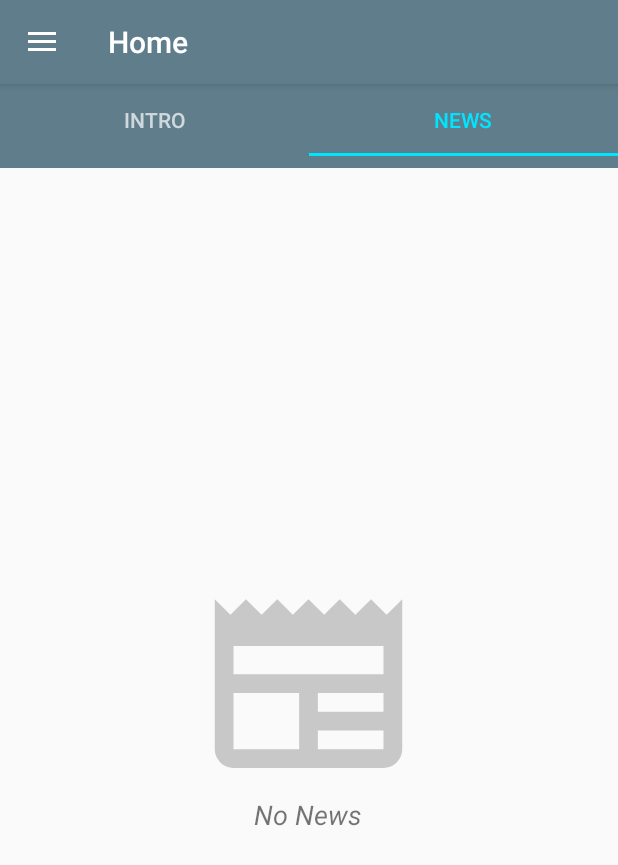
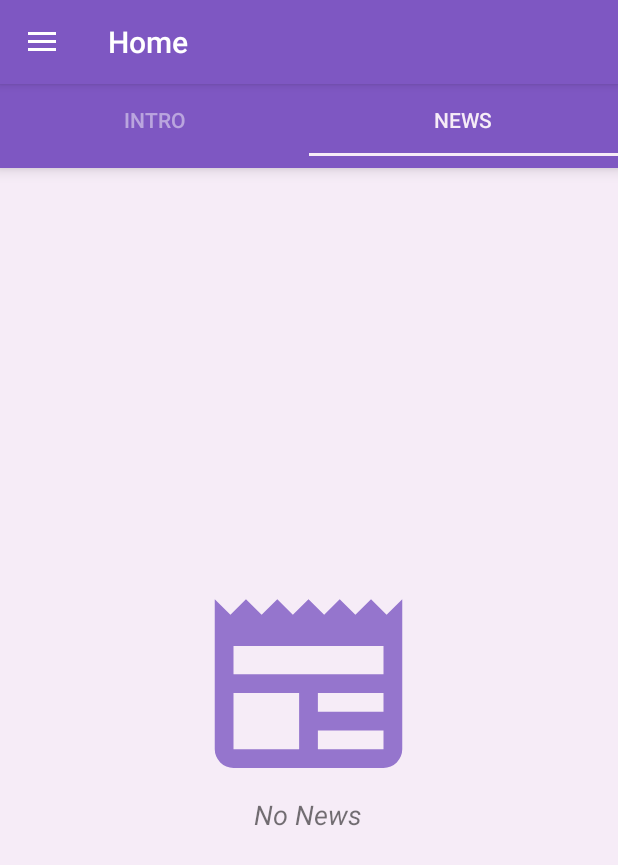
Before and after one commit to open-roboclub/roboclub-android, an Android app: the screen it shows after launch (MainActivity), after a tap on "Home", on a phone screen of 412 x 824 dp. Shown: the top 865 px of the screen. Run offline under Robolectric (Android 15) with nearby library versions, the phone set to English and light mode, and no system bars; our stand-ins replace ButterKnife, Firebase (no records; nobody signed in at launch, a user with empty details on screens opened directly); 1 statement that could not run was skipped; 1 other tap on this screen came first.

Commit message:
feat: Change theme colors

```diff
--- a/app/src/main/res/drawable/ic_gear.xml
+++ b/app/src/main/res/drawable/ic_gear.xml
@@ -4,6 +4,6 @@
     android:viewportHeight="24"
     android:viewportWidth="24">
     <path
-        android:fillColor="#33000000"
+        android:fillColor="#9575CD"
         android:pathData="M12,15.5A3.5,3.5 0 0,1 8.5,12A3.5,3.5 0 0,1 12,8.5A3.5,3.5 0 0,1 15.5,12A3.5,3.5 0 0,1 12,15.5M19.43,12.97C19.47,12.65 19.5,12.33 19.5,12C19.5,11.67 19.47,11.34 19.43,11L21.54,9.37C21.73,9.22 21.78,8.95 21.66,8.73L19.66,5.27C19.54,5.05 19.27,4.96 19.05,5.05L16.56,6.05C16.04,5.66 15.5,5.32 14.87,5.07L14.5,2.42C14.46,2.18 14.25,2 14,2H10C9.75,2 9.54,2.18 9.5,2.42L9.13,5.07C8.5,5.32 7.96,5.66 7.44,6.05L4.95,5.05C4.73,4.96 4.46,5.05 4.34,5.27L2.34,8.73C2.21,8.95 2.27,9.22 2.46,9.37L4.57,11C4.53,11.34 4.5,11.67 4.5,12C4.5,12.33 4.53,12.65 4.57,12.97L2.46,14.63C2.27,14.78 2.21,15.05 2.34,15.27L4.34,18.73C4.46,18.95 4.73,19.03 4.95,18.95L7.44,17.94C7.96,18.34 8.5,18.68 9.13,18.93L9.5,21.58C9.54,21.82 9.75,22 10,22H14C14.25,22 14.46,21.82 14.5,21.58L14.87,18.93C15.5,18.67 16.04,18.34 16.56,17.94L19.05,18.95C19.27,19.03 19.54,18.95 19.66,18.73L21.66,15.27C21.78,15.05 21.73,14.78 21.54,14.63L19.43,12.97Z" />
 </vector>
--- a/app/src/main/res/drawable/ic_git.xml
+++ b/app/src/main/res/drawable/ic_git.xml
@@ -4,6 +4,6 @@
     android:viewportHeight="24"
     android:viewportWidth="24">
     <path
-        android:fillColor="#88000000"
+        android:fillColor="#88ffffff"
         android:pathData="M12,2A10,10 0 0,0 2,12C2,16.42 4.87,20.17 8.84,21.5C9.34,21.58 9.5,21.27 9.5,21C9.5,20.77 9.5,20.14 9.5,19.31C6.73,19.91 6.14,17.97 6.14,17.97C5.68,16.81 5.03,16.5 5.03,16.5C4.12,15.88 5.1,15.9 5.1,15.9C6.1,15.97 6.63,16.93 6.63,16.93C7.5,18.45 8.97,18 9.54,17.76C9.63,17.11 9.89,16.67 10.17,16.42C7.95,16.17 5.62,15.31 5.62,11.5C5.62,10.39 6,9.5 6.65,8.79C6.55,8.54 6.2,7.5 6.75,6.15C6.75,6.15 7.59,5.88 9.5,7.17C10.29,6.95 11.15,6.84 12,6.84C12.85,6.84 13.71,6.95 14.5,7.17C16.41,5.88 17.25,6.15 17.25,6.15C17.8,7.5 17.45,8.54 17.35,8.79C18,9.5 18.38,10.39 18.38,11.5C18.38,15.32 16.04,16.16 13.81,16.41C14.17,16.72 14.5,17.33 14.5,18.26C14.5,19.6 14.5,20.68 14.5,21C14.5,21.27 14.66,21.59 15.17,21.5C19.14,20.16 22,16.42 22,12A10,10 0 0,0 12,2Z" />
 </vector>
--- a/app/src/main/res/drawable/ic_link.xml
+++ b/app/src/main/res/drawable/ic_link.xml
@@ -4,6 +4,6 @@
     android:viewportHeight="24"
     android:viewportWidth="24">
     <path
-        android:fillColor="#99607D8B"
+        android:fillColor="@color/mediumPurple"
         android:pathData="M16,6H13V7.9H16C18.26,7.9 20.1,9.73 20.1,12A4.1,4.1 0 0,1 16,16.1H13V18H16A6,6 0 0,0 22,12C22,8.68 19.31,6 16,6M3.9,12C3.9,9.73 5.74,7.9 8,7.9H11V6H8A6,6 0 0,0 2,12A6,6 0 0,0 8,18H11V16.1H8C5.74,16.1 3.9,14.26 3.9,12M8,13H16V11H8V13Z" />
 </vector>
--- a/app/src/main/res/drawable/ic_news.xml
+++ b/app/src/main/res/drawable/ic_news.xml
@@ -4,6 +4,6 @@
     android:viewportHeight="24"
     android:viewportWidth="24">
     <path
-        android:fillColor="#33000000"
+        android:fillColor="#9575CD"
         android:pathData="M20,11H4V8H20M20,15H13V13H20M20,19H13V17H20M11,19H4V13H11M20.33,4.67L18.67,3L17,4.67L15.33,3L13.67,4.67L12,3L10.33,4.67L8.67,3L7,4.67L5.33,3L3.67,4.67L2,3V19A2,2 0 0,0 4,21H20A2,2 0 0,0 22,19V3L20.33,4.67Z" />
 </vector>
--- a/app/src/main/res/drawable/ic_whatshot.xml
+++ b/app/src/main/res/drawable/ic_whatshot.xml
@@ -4,6 +4,6 @@
         android:viewportWidth="24.0"
         android:viewportHeight="24.0">
     <path
-        android:fillColor="#333"
+        android:fillColor="#ffffff"
         android:pathData="M13.5,0.67s0.74,2.65 0.74,4.8c0,2.06 -1.35,3.73 -3.41,3.73 -2.07,0 -3.63,-1.67 -3.63,-3.73l0.03,-0.36C5.21,7.51 4,10.62 4,14c0,4.42 3.58,8 8,8s8,-3.58 8,-8C20,8.61 17.41,3.8 13.5,0.67zM11.71,19c-1.78,0 -3.22,-1.4 -3.22,-3.14 0,-1.62 1.05,-2.76 2.81,-3.12 1.77,-0.36 3.6,-1.21 4.62,-2.58 0.39,1.29 0.59,2.65 0.59,4.04 0,2.65 -2.15,4.8 -4.8,4.8z"/>
 </vector>
--- a/app/src/main/res/drawable/launch_screen.xml
+++ b/app/src/main/res/drawable/launch_screen.xml
@@ -1,7 +1,7 @@
 <layer-list xmlns:android="http://schemas.android.com/apk/res/android"
     android:opacity="opaque">
     <!-- The background color, preferably the same as your normal theme -->
-    <item android:drawable="@color/colorPrimary" />
+    <item android:drawable="@color/lightPurple" />
     <!-- Your product logo - 144dp color version of your app icon -->
     <item>
         <bitmap
--- a/app/src/main/res/layout/activity_main.xml
+++ b/app/src/main/res/layout/activity_main.xml
@@ -19,6 +19,7 @@
         android:layout_height="match_parent"
         android:layout_gravity="start"
         android:fitsSystemWindows="true"
+        android:background="#ffffff"
         app:headerLayout="@layout/nav_header_main"
         app:menu="@menu/activity_main_drawer" />
 
--- a/app/src/main/res/layout/fragment_admin.xml
+++ b/app/src/main/res/layout/fragment_admin.xml
@@ -136,6 +136,7 @@
                         <RadioButton
                             android:layout_width="wrap_content"
                             android:layout_height="wrap_content"
+                            android:checked="true"
                             android:text="@string/save_announcement_only"/>
 
                         <RadioButton
--- a/app/src/main/res/layout/fragment_tabbed.xml
+++ b/app/src/main/res/layout/fragment_tabbed.xml
@@ -1,6 +1,7 @@
 <?xml version="1.0" encoding="utf-8"?>
 <android.support.design.widget.CoordinatorLayout xmlns:android="http://schemas.android.com/apk/res/android"
     xmlns:app="http://schemas.android.com/apk/res-auto"
+    xmlns:tools="http://schemas.android.com/tools"
     android:layout_width="match_parent"
     android:layout_height="match_parent">
 
@@ -13,11 +14,15 @@
             android:id="@+id/tab_layout"
             android:layout_width="match_parent"
             android:layout_height="wrap_content"
-            android:background="?attr/colorPrimary"
+            android:elevation="6dp"
+            android:background="@color/colorPrimary"
             android:minHeight="?attr/actionBarSize"
             android:theme="@style/ThemeOverlay.AppCompat.Dark.ActionBar"
-            app:tabSelectedTextColor="@color/colorAccent"
-            app:layout_behavior="@string/appbar_scrolling_view_behavior" />
+            app:tabSelectedTextColor="@color/lightPurple"
+            app:tabTextColor="#77ffffff"
+            app:tabIndicatorColor="@color/lightPurple"
+            app:layout_behavior="@string/appbar_scrolling_view_behavior"
+            tools:targetApi="lollipop" />
 
         <android.support.v4.view.ViewPager
             android:id="@+id/pager"
--- a/app/src/main/res/layout/item_announcement.xml
+++ b/app/src/main/res/layout/item_announcement.xml
@@ -63,7 +63,7 @@
             android:id="@+id/link"
             android:layout_width="match_parent"
             android:layout_height="wrap_content"
-            android:background="#ECEFF1"
+            android:background="#e7e4ec"
             android:clickable="true"
             android:foreground="?attr/selectableItemBackground"
             android:gravity="center_vertical"
@@ -81,7 +81,7 @@
                 android:layout_width="wrap_content"
                 android:layout_height="wrap_content"
                 android:text="@string/visit_attached_link"
-                android:textColor="#CC607D8B"
+                android:textColor="@color/mediumPurple"
                 android:textSize="13sp" />
         </LinearLayout>
 
--- a/app/src/main/res/values/colors.xml
+++ b/app/src/main/res/values/colors.xml
@@ -1,8 +1,10 @@
 <?xml version="1.0" encoding="utf-8"?>
 <resources>
-    <color name="colorPrimary">#607D8B</color>
-    <color name="colorPrimaryDark">#455A64</color>
-    <color name="colorAccent">#00E5FF</color>
+    <color name="colorPrimary">#7E57C2</color>
+    <color name="colorPrimaryDark">#5E35B1</color>
+    <color name="colorAccent">#D500F9</color>
+    <color name="lightPurple">#f6ecf7</color>
+    <color name="mediumPurple">#9575CD</color>
     <color name="fb_blue">#283593</color>
     <color name="em_red">#ef5350</color>
     <color name="ph_blue">#81D4FA</color>
--- a/app/src/main/res/values/styles.xml
+++ b/app/src/main/res/values/styles.xml
@@ -3,6 +3,7 @@
     <!-- Base application theme. -->
     <style name="AppTheme" parent="Theme.AppCompat.Light.DarkActionBar">
         <!-- Customize your theme here. -->
+        <item name="android:windowBackground">@color/lightPurple</item>
         <item name="colorPrimary">@color/colorPrimary</item>
         <item name="colorPrimaryDark">@color/colorPrimaryDark</item>
         <item name="colorAccent">@color/colorAccent</item>
```
